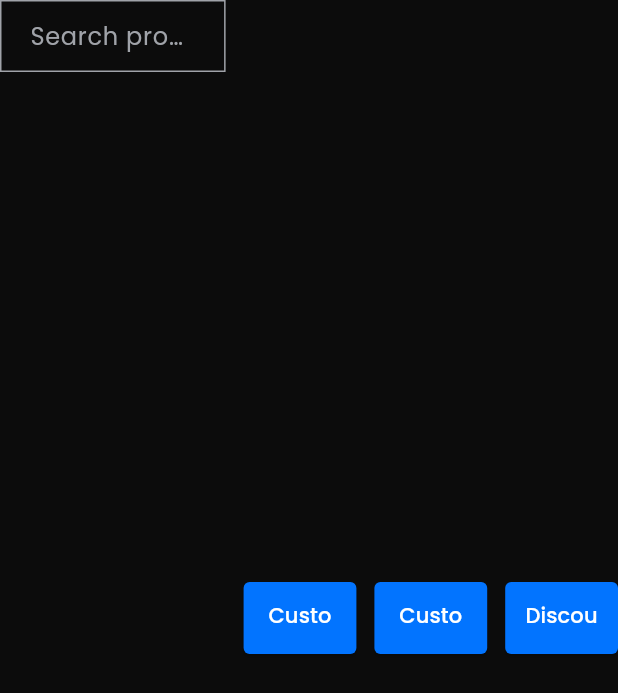
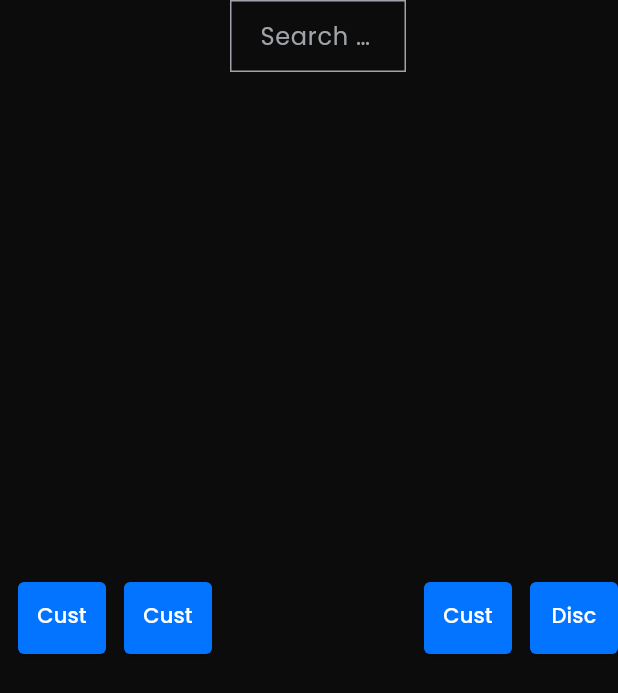
Before and after one commit to zubairbhuian/modifii_pos, a Flutter app: the SearchAndCustomItemRow widget shown alone on an empty page, opened directly, on a phone screen of 412 x 824 dp. Shown: the top 693 px of the screen. Run offline on Flutter 3.47's test engine with Material 3 defaults, Android fonts, the light colour scheme and no system bars; drawn by our look-alikes of auto_size_text; our stand-ins replace audioplayers, dio, flutter_spinkit, flutter_svg, font_awesome_flutter, get and 3 more; missing offline and left inert: window_manager; accounts and stored records are empty; network calls fail.

Commit message:
pos view top row updated

```diff
--- a/lib/app/modules/pos/views/pages/pos/widgets/custom_order_dialog_options.dart
+++ b/lib/app/modules/pos/views/pages/pos/widgets/custom_order_dialog_options.dart
@@ -155,12 +155,11 @@ class _CustomOrderDialogOptionsState extends State<CustomOrderDialogOptions> {
                         false,
                       );
                     },
-                    color: Colors.white,
                     width: 48,
                     child: const Icon(
                       Icons.remove,
                       size: 24,
-                      color: Colors.black87,
+                      color: Colors.white,
                     ),
                   ),
                   SizedBox(
@@ -177,12 +176,11 @@ class _CustomOrderDialogOptionsState extends State<CustomOrderDialogOptions> {
                     onPressed: () {
                       updateOrderQuantity(true);
                     },
-                    color: Colors.white,
                     width: 48,
                     child: const Icon(
                       Icons.add,
                       size: 24,
-                      color: Colors.black87,
+                      color: Colors.white,
                     ),
                   ),
                 ],
--- a/lib/app/modules/pos/views/pages/pos/widgets/search_custom_item_row.dart
+++ b/lib/app/modules/pos/views/pages/pos/widgets/search_custom_item_row.dart
@@ -15,10 +15,6 @@ class SearchAndCustomItemRow extends StatelessWidget {
   Widget build(BuildContext context) {
     return Row(
       children: [
-        const Expanded(
-          flex: 2,
-          child: CustomTextField(hintText: 'Search product'),
-        ),
         const SizedBox(width: 12.0),
         Expanded(
             child: PrimaryBtn(
@@ -45,6 +41,23 @@ class SearchAndCustomItemRow extends StatelessWidget {
           textColor: Colors.white,
         )),
         const SizedBox(width: 12.0),
+        const Expanded(
+          flex: 2,
+          child: CustomTextField(hintText: 'Search product'),
+        ),
+        const SizedBox(width: 12.0),
+        Expanded(
+            child: PrimaryBtn(
+          onPressed: () {
+            PopupDialog.customDialog(
+              child: const CustomOrderDialogOptions(productType: "Custom Bar"),
+            );
+          },
+          color: StaticColors.blueColor,
+          text: 'Custom Bar',
+          textColor: Colors.white,
+        )),
+        const SizedBox(width: 12.0),
         Expanded(
             child: PrimaryBtn(
           onPressed: () {
```
